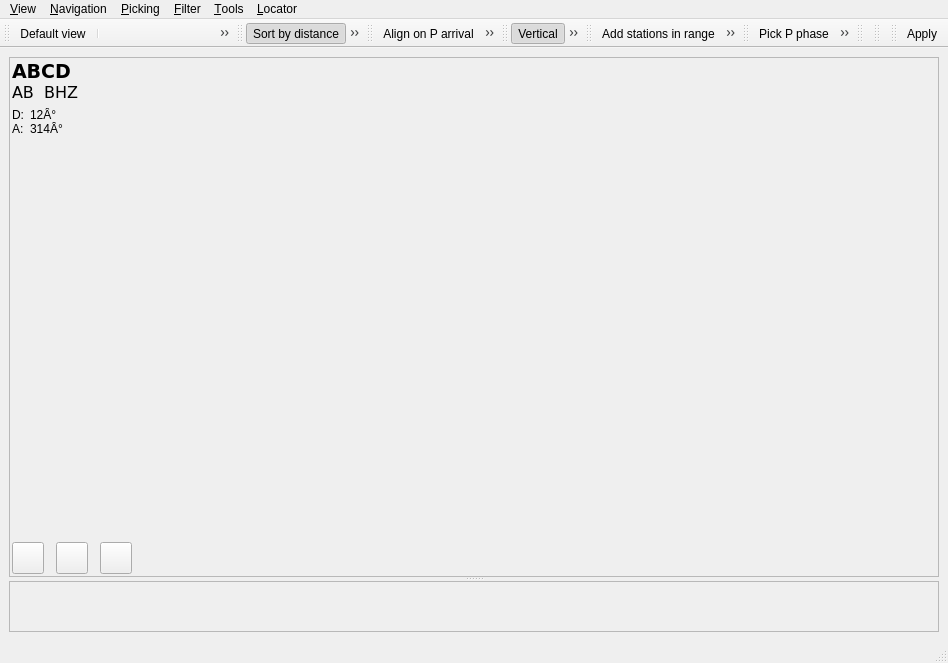
Old version of the form src/gui-qt4/libs/seiscomp3/gui/datamodel/pickerview.ui in the repository SeisComP/common.
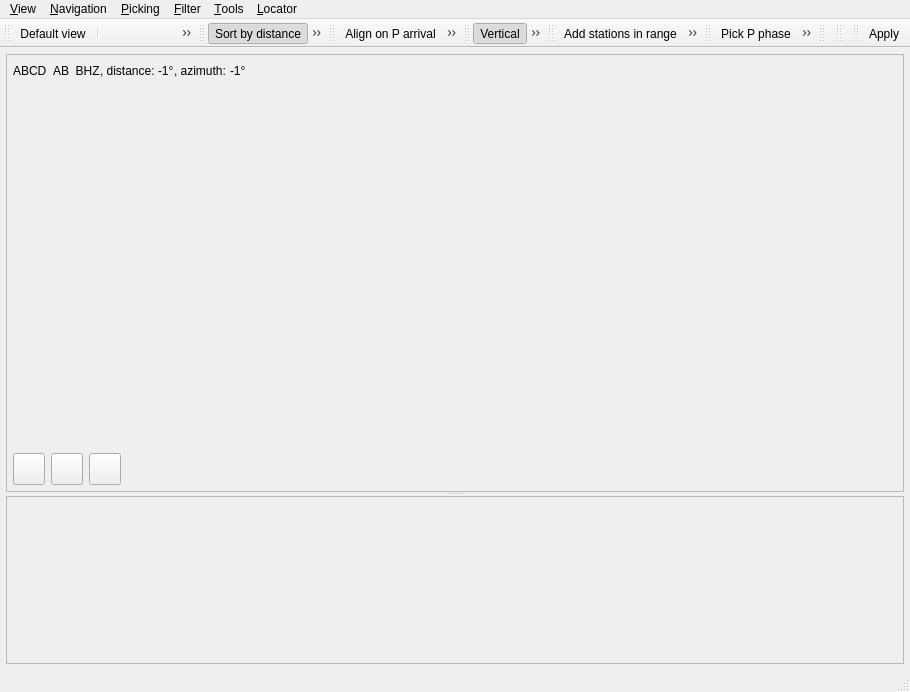
New version of the form. Icons and pictures are not drawn. Custom widgets are drawn as their Qt base class.

```diff
--- a/src/gui-qt4/libs/seiscomp3/gui/datamodel/pickerview.ui
+++ b/src/gui-qt4/libs/seiscomp3/gui/datamodel/pickerview.ui
@@ -8,8 +8,8 @@
    <rect>
     <x>0</x>
     <y>0</y>
-    <width>948</width>
-    <height>663</height>
+    <width>910</width>
+    <height>692</height>
    </rect>
   </property>
   <property name="windowTitle" >
@@ -24,7 +24,7 @@
   <widget class="QWidget" name="centralwidget" >
    <layout class="QVBoxLayout" >
     <property name="margin" >
-     <number>9</number>
+     <number>6</number>
     </property>
     <property name="spacing" >
      <number>6</number>
@@ -34,6 +34,21 @@
       <property name="orientation" >
        <enum>Qt::Vertical</enum>
       </property>
+      <widget class="QFrame" name="frameZoomWrapper" >
+       <property name="frameShape" >
+        <enum>QFrame::StyledPanel</enum>
+       </property>
+       <property name="frameShadow" >
+        <enum>QFrame::Sunken</enum>
+       </property>
+       <layout class="QVBoxLayout" >
+        <property name="margin" >
+         <number>0</number>
+        </property>
+        <property name="spacing" >
+         <number>6</number>
+        </property>
+        <item>
       <widget class="Seiscomp::Gui::ZoomRecordFrame" name="frameZoom" >
        <property name="sizePolicy" >
         <sizepolicy>
@@ -44,14 +59,14 @@
         </sizepolicy>
        </property>
        <property name="frameShape" >
-        <enum>QFrame::StyledPanel</enum>
+           <enum>QFrame::NoFrame</enum>
        </property>
        <property name="frameShadow" >
-        <enum>QFrame::Plain</enum>
-       </property>
-       <layout class="QHBoxLayout" >
+           <enum>QFrame::Sunken</enum>
+          </property>
+          <layout class="QVBoxLayout" >
         <property name="margin" >
-         <number>2</number>
+            <number>6</number>
         </property>
         <property name="spacing" >
          <number>6</number>
@@ -60,57 +75,34 @@
          <widget class="QFrame" name="frameCurrentRowLabel" >
           <property name="sizePolicy" >
            <sizepolicy>
-            <hsizetype>4</hsizetype>
-            <vsizetype>5</vsizetype>
+               <hsizetype>5</hsizetype>
+               <vsizetype>4</vsizetype>
             <horstretch>0</horstretch>
             <verstretch>5</verstretch>
            </sizepolicy>
           </property>
-          <property name="minimumSize" >
-           <size>
-            <width>0</width>
-            <height>0</height>
-           </size>
-          </property>
-          <property name="maximumSize" >
-           <size>
-            <width>120</width>
-            <height>16777215</height>
-           </size>
-          </property>
           <property name="frameShape" >
            <enum>QFrame::NoFrame</enum>
           </property>
           <property name="frameShadow" >
            <enum>QFrame::Plain</enum>
           </property>
-          <layout class="QVBoxLayout" >
+             <layout class="QHBoxLayout" >
            <property name="margin" >
             <number>0</number>
            </property>
            <property name="spacing" >
             <number>6</number>
-           </property>
-           <item>
-            <layout class="QVBoxLayout" >
-             <property name="margin" >
-              <number>0</number>
-             </property>
-             <property name="spacing" >
-              <number>0</number>
              </property>
              <item>
               <widget class="QLabel" name="labelStationCode" >
-               <property name="font" >
-                <font>
-                 <family>Verdana</family>
-                 <pointsize>14</pointsize>
-                 <weight>75</weight>
-                 <italic>false</italic>
-                 <bold>true</bold>
-                 <underline>false</underline>
-                 <strikeout>false</strikeout>
-                </font>
+                <property name="sizePolicy" >
+                 <sizepolicy>
+                  <hsizetype>4</hsizetype>
+                  <vsizetype>5</vsizetype>
+                  <horstretch>0</horstretch>
+                  <verstretch>0</verstretch>
+                 </sizepolicy>
                </property>
                <property name="text" >
                 <string>ABCD</string>
@@ -118,6 +110,14 @@
               </widget>
              </item>
              <item>
+               <layout class="QHBoxLayout" >
+                <property name="margin" >
+                 <number>0</number>
+                </property>
+                <property name="spacing" >
+                 <number>0</number>
+                </property>
+                <item>
               <widget class="QLabel" name="labelCode" >
                <property name="sizePolicy" >
                 <sizepolicy>
@@ -133,121 +133,74 @@
                  <height>0</height>
                 </size>
                </property>
-               <property name="font" >
-                <font>
-                 <family>Verdana</family>
-                 <pointsize>12</pointsize>
-                 <weight>50</weight>
-                 <italic>false</italic>
-                 <bold>false</bold>
-                 <underline>false</underline>
-                 <strikeout>false</strikeout>
-                </font>
-               </property>
                <property name="text" >
                 <string>AB  BHZ</string>
                </property>
               </widget>
              </item>
-            </layout>
-           </item>
            <item>
-            <layout class="QHBoxLayout" >
-             <property name="margin" >
-              <number>0</number>
-             </property>
-             <property name="spacing" >
-              <number>6</number>
-             </property>
-             <item>
-              <layout class="QVBoxLayout" >
-               <property name="margin" >
-                <number>0</number>
-               </property>
-               <property name="spacing" >
-                <number>0</number>
-               </property>
-               <item>
-                <widget class="QLabel" name="labelDistanceName" >
-                 <property name="sizePolicy" >
-                  <sizepolicy>
-                   <hsizetype>4</hsizetype>
-                   <vsizetype>5</vsizetype>
-                   <horstretch>0</horstretch>
-                   <verstretch>0</verstretch>
-                  </sizepolicy>
-                 </property>
+                 <widget class="QLabel" name="" >
                  <property name="text" >
-                  <string>D:</string>
+                   <string>, distance: </string>
                  </property>
                 </widget>
                </item>
-               <item>
-                <widget class="QLabel" name="labelAzimuthName" >
-                 <property name="sizePolicy" >
-                  <sizepolicy>
-                   <hsizetype>4</hsizetype>
-                   <vsizetype>5</vsizetype>
-                   <horstretch>0</horstretch>
-                   <verstretch>0</verstretch>
-                  </sizepolicy>
-                 </property>
-                 <property name="text" >
-                  <string>A:</string>
-                 </property>
-                </widget>
-               </item>
-              </layout>
-             </item>
-             <item>
-              <layout class="QVBoxLayout" >
-               <property name="margin" >
-                <number>0</number>
-               </property>
-               <property name="spacing" >
-                <number>0</number>
-               </property>
                <item>
                 <widget class="QLabel" name="labelDistance" >
-                 <property name="sizePolicy" >
-                  <sizepolicy>
-                   <hsizetype>5</hsizetype>
-                   <vsizetype>4</vsizetype>
-                   <horstretch>0</horstretch>
-                   <verstretch>0</verstretch>
-                  </sizepolicy>
-                 </property>
+                  <property name="text" >
+                   <string>-1°</string>
+                  </property>
+                 </widget>
+                </item>
+                <item>
+                 <widget class="QLabel" name="" >
                  <property name="text" >
-                  <string>12Â°</string>
+                   <string>, azimuth: </string>
                  </property>
                 </widget>
                </item>
                <item>
                 <widget class="QLabel" name="labelAzimuth" >
                  <property name="text" >
-                  <string>314Â°</string>
-                 </property>
-                </widget>
-               </item>
-              </layout>
+                   <string>-1°</string>
+                  </property>
+                 </widget>
              </item>
             </layout>
            </item>
            <item>
             <spacer>
              <property name="orientation" >
-              <enum>Qt::Vertical</enum>
-             </property>
-             <property name="sizeType" >
-              <enum>QSizePolicy::Expanding</enum>
+                 <enum>Qt::Horizontal</enum>
              </property>
              <property name="sizeHint" >
               <size>
-               <width>20</width>
-               <height>81</height>
+                  <width>40</width>
+                  <height>20</height>
               </size>
              </property>
             </spacer>
+              </item>
+             </layout>
+            </widget>
+           </item>
+           <item>
+            <widget class="QFrame" name="frameCurrentRow" >
+             <property name="sizePolicy" >
+              <sizepolicy>
+               <hsizetype>5</hsizetype>
+               <vsizetype>3</vsizetype>
+               <horstretch>0</horstretch>
+               <verstretch>0</verstretch>
+              </sizepolicy>
+             </property>
+             <property name="frameShape" >
+              <enum>QFrame::NoFrame</enum>
+             </property>
+             <property name="frameShadow" >
+              <enum>QFrame::Raised</enum>
+             </property>
+            </widget>
            </item>
            <item>
             <layout class="QHBoxLayout" >
@@ -258,213 +211,21 @@
               <number>6</number>
              </property>
              <item>
-              <spacer>
-               <property name="orientation" >
-                <enum>Qt::Horizontal</enum>
-               </property>
-               <property name="sizeHint" >
-                <size>
-                 <width>10</width>
-                 <height>20</height>
-                </size>
-               </property>
-              </spacer>
-             </item>
-             <item>
-              <layout class="QGridLayout" >
-               <property name="margin" >
-                <number>0</number>
-               </property>
-               <property name="spacing" >
-                <number>6</number>
-               </property>
-               <item row="1" column="2" >
-                <widget class="QPushButton" name="btnTimeScaleDown" >
+              <widget class="QFrame" name="frameZoomControls" >
                  <property name="sizePolicy" >
                   <sizepolicy>
-                   <hsizetype>0</hsizetype>
-                   <vsizetype>0</vsizetype>
+                 <hsizetype>4</hsizetype>
+                 <vsizetype>5</vsizetype>
                    <horstretch>0</horstretch>
                    <verstretch>0</verstretch>
                   </sizepolicy>
                  </property>
-                 <property name="maximumSize" >
-                  <size>
-                   <width>16</width>
-                   <height>16</height>
-                  </size>
-                 </property>
-                 <property name="toolTip" >
-                  <string>Increase visible timespan</string>
-                 </property>
-                 <property name="text" >
-                  <string/>
-                 </property>
-                 <property name="icon" >
-                  <iconset resource="icons.qrc" >:/icons/icons/arrow_right.png</iconset>
-                 </property>
-                 <property name="flat" >
-                  <bool>true</bool>
-                 </property>
-                </widget>
-               </item>
-               <item row="1" column="0" >
-                <widget class="QPushButton" name="btnTimeScaleUp" >
-                 <property name="sizePolicy" >
-                  <sizepolicy>
-                   <hsizetype>0</hsizetype>
-                   <vsizetype>0</vsizetype>
-                   <horstretch>0</horstretch>
-                   <verstretch>0</verstretch>
-                  </sizepolicy>
-                 </property>
-                 <property name="maximumSize" >
-                  <size>
-                   <width>16</width>
-                   <height>16</height>
-                  </size>
-                 </property>
-                 <property name="toolTip" >
-                  <string>Decrease visible timespan</string>
-                 </property>
-                 <property name="text" >
-                  <string/>
-                 </property>
-                 <property name="icon" >
-                  <iconset resource="icons.qrc" >:/icons/icons/arrow_left.png</iconset>
-                 </property>
-                 <property name="flat" >
-                  <bool>true</bool>
-                 </property>
-                </widget>
-               </item>
-               <item row="0" column="1" >
-                <widget class="QPushButton" name="btnAmplScaleUp" >
-                 <property name="sizePolicy" >
-                  <sizepolicy>
-                   <hsizetype>0</hsizetype>
-                   <vsizetype>0</vsizetype>
-                   <horstretch>0</horstretch>
-                   <verstretch>0</verstretch>
-                  </sizepolicy>
-                 </property>
-                 <property name="maximumSize" >
-                  <size>
-                   <width>16</width>
-                   <height>16</height>
-                  </size>
-                 </property>
-                 <property name="toolTip" >
-                  <string>Scale amplitudes up</string>
-                 </property>
-                 <property name="text" >
-                  <string/>
-                 </property>
-                 <property name="icon" >
-                  <iconset resource="icons.qrc" >:/icons/icons/arrow_up.png</iconset>
-                 </property>
-                 <property name="default" >
-                  <bool>false</bool>
-                 </property>
-                 <property name="flat" >
-                  <bool>true</bool>
-                 </property>
-                </widget>
-               </item>
-               <item row="1" column="1" >
-                <widget class="QPushButton" name="btnScaleReset" >
-                 <property name="sizePolicy" >
-                  <sizepolicy>
-                   <hsizetype>0</hsizetype>
-                   <vsizetype>0</vsizetype>
-                   <horstretch>0</horstretch>
-                   <verstretch>0</verstretch>
-                  </sizepolicy>
-                 </property>
-                 <property name="maximumSize" >
-                  <size>
-                   <width>16</width>
-                   <height>16</height>
-                  </size>
-                 </property>
-                 <property name="toolTip" >
-                  <string>Reset timespan and amplitude scale</string>
-                 </property>
-                 <property name="text" >
-                  <string/>
-                 </property>
-                 <property name="icon" >
-                  <iconset resource="icons.qrc" >:/icons/icons/reload.png</iconset>
-                 </property>
-                 <property name="flat" >
-                  <bool>true</bool>
-                 </property>
-                </widget>
-               </item>
-               <item row="2" column="1" >
-                <widget class="QPushButton" name="btnAmplScaleDown" >
-                 <property name="sizePolicy" >
-                  <sizepolicy>
-                   <hsizetype>0</hsizetype>
-                   <vsizetype>0</vsizetype>
-                   <horstretch>0</horstretch>
-                   <verstretch>0</verstretch>
-                  </sizepolicy>
-                 </property>
-                 <property name="maximumSize" >
-                  <size>
-                   <width>16</width>
-                   <height>16</height>
-                  </size>
-                 </property>
-                 <property name="toolTip" >
-                  <string>Scale amplitudes down</string>
-                 </property>
-                 <property name="text" >
-                  <string/>
-                 </property>
-                 <property name="icon" >
-                  <iconset resource="icons.qrc" >:/icons/icons/arrow_down.png</iconset>
-                 </property>
-                 <property name="flat" >
-                  <bool>true</bool>
-                 </property>
-                </widget>
-               </item>
-              </layout>
-             </item>
-             <item>
-              <spacer>
-               <property name="orientation" >
-                <enum>Qt::Horizontal</enum>
-               </property>
-               <property name="sizeHint" >
-                <size>
-                 <width>16</width>
-                 <height>20</height>
-                </size>
-               </property>
-              </spacer>
-             </item>
-            </layout>
-           </item>
-           <item>
-            <spacer>
-             <property name="orientation" >
-              <enum>Qt::Vertical</enum>
-             </property>
-             <property name="sizeType" >
-              <enum>QSizePolicy::Maximum</enum>
-             </property>
-             <property name="sizeHint" >
-              <size>
-               <width>20</width>
-               <height>40</height>
-              </size>
-             </property>
-            </spacer>
-           </item>
-           <item>
+               <property name="frameShape" >
+                <enum>QFrame::NoFrame</enum>
+               </property>
+               <property name="frameShadow" >
+                <enum>QFrame::Raised</enum>
+               </property>
             <layout class="QHBoxLayout" >
              <property name="margin" >
               <number>0</number>
@@ -517,19 +278,6 @@
                </property>
               </widget>
              </item>
-             <item>
-              <spacer>
-               <property name="orientation" >
-                <enum>Qt::Horizontal</enum>
-               </property>
-               <property name="sizeHint" >
-                <size>
-                 <width>0</width>
-                 <height>20</height>
-                </size>
-               </property>
-              </spacer>
-             </item>
              <item>
               <widget class="QPushButton" name="btnRowRemove" >
                <property name="sizePolicy" >
@@ -575,19 +323,6 @@
                </property>
               </widget>
              </item>
-             <item>
-              <spacer>
-               <property name="orientation" >
-                <enum>Qt::Horizontal</enum>
-               </property>
-               <property name="sizeHint" >
-                <size>
-                 <width>0</width>
-                 <height>20</height>
-                </size>
-               </property>
-              </spacer>
-             </item>
              <item>
               <widget class="QPushButton" name="btnRowReset" >
                <property name="sizePolicy" >
@@ -628,26 +363,21 @@
               </widget>
              </item>
             </layout>
-           </item>
-          </layout>
          </widget>
         </item>
         <item>
-         <widget class="QFrame" name="frameCurrentRow" >
-          <property name="sizePolicy" >
-           <sizepolicy>
-            <hsizetype>5</hsizetype>
-            <vsizetype>5</vsizetype>
-            <horstretch>0</horstretch>
-            <verstretch>0</verstretch>
-           </sizepolicy>
-          </property>
+              <widget class="QFrame" name="frameTimeScale" >
           <property name="frameShape" >
            <enum>QFrame::NoFrame</enum>
           </property>
           <property name="frameShadow" >
-           <enum>QFrame::Plain</enum>
-          </property>
+                <enum>QFrame::Raised</enum>
+               </property>
+              </widget>
+             </item>
+            </layout>
+           </item>
+          </layout>
          </widget>
         </item>
        </layout>
@@ -665,7 +395,7 @@
         <enum>QFrame::StyledPanel</enum>
        </property>
        <property name="frameShadow" >
-        <enum>QFrame::Plain</enum>
+        <enum>QFrame::Sunken</enum>
        </property>
       </widget>
      </widget>
@@ -676,8 +406,8 @@
    <property name="geometry" >
     <rect>
      <x>0</x>
-     <y>638</y>
-     <width>948</width>
+     <y>667</y>
+     <width>910</width>
      <height>25</height>
     </rect>
    </property>
@@ -869,10 +599,30 @@
     <rect>
      <x>0</x>
      <y>0</y>
-     <width>948</width>
+     <width>910</width>
      <height>32</height>
     </rect>
    </property>
+   <widget class="QMenu" name="menu_Filter" >
+    <property name="title" >
+     <string>&amp;Filter</string>
+    </property>
+    <addaction name="actionToggleFilter" />
+    <addaction name="actionLimitFilterToZoomTrace" />
+   </widget>
+   <widget class="QMenu" name="menu_Locate" >
+    <property name="title" >
+     <string>&amp;Locator</string>
+    </property>
+    <addaction name="actionRelocate" />
+    <addaction name="actionModifyOrigin" />
+   </widget>
+   <widget class="QMenu" name="menu_Tools" >
+    <property name="title" >
+     <string>&amp;Tools</string>
+    </property>
+    <addaction name="actionOpenSpectrum" />
+   </widget>
    <widget class="QMenu" name="menuPicking" >
     <property name="title" >
      <string>&amp;Picking</string>
@@ -889,13 +639,6 @@
     <addaction name="actionScrollFineLeft" />
     <addaction name="actionScrollFineRight" />
    </widget>
-   <widget class="QMenu" name="menu_Filter" >
-    <property name="title" >
-     <string>&amp;Filter</string>
-    </property>
-    <addaction name="actionToggleFilter" />
-    <addaction name="actionLimitFilterToZoomTrace" />
-   </widget>
    <widget class="QMenu" name="menuView" >
     <property name="title" >
      <string>&amp;View</string>
@@ -964,19 +707,6 @@
     <addaction name="menuTraces" />
     <addaction name="menuComponents" />
    </widget>
-   <widget class="QMenu" name="menu_Locate" >
-    <property name="title" >
-     <string>&amp;Locator</string>
-    </property>
-    <addaction name="actionRelocate" />
-    <addaction name="actionModifyOrigin" />
-   </widget>
-   <widget class="QMenu" name="menu_Tools" >
-    <property name="title" >
-     <string>&amp;Tools</string>
-    </property>
-    <addaction name="actionOpenSpectrum" />
-   </widget>
    <addaction name="menuView" />
    <addaction name="menu_Navigation" />
    <addaction name="menuPicking" />
```
Left out of the diff: 16 changed lines with no effect on the pictures. Lines whose indentation alone changed are shown as unchanged.
